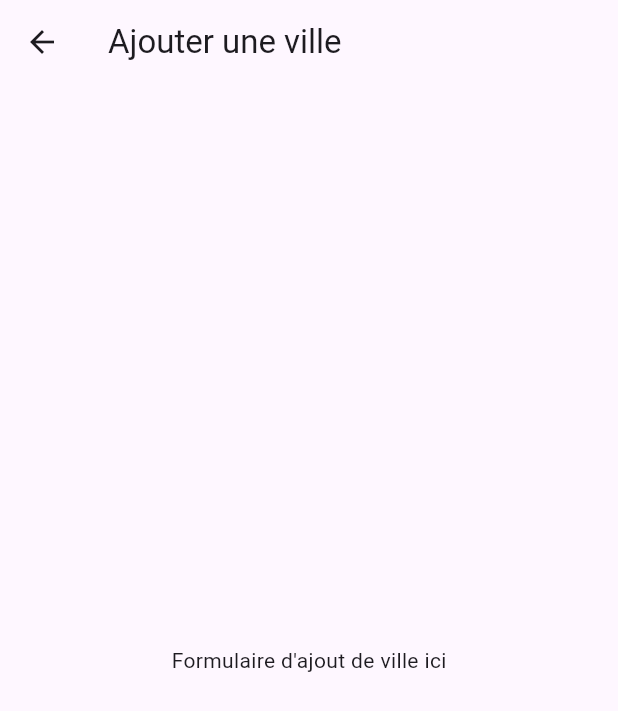
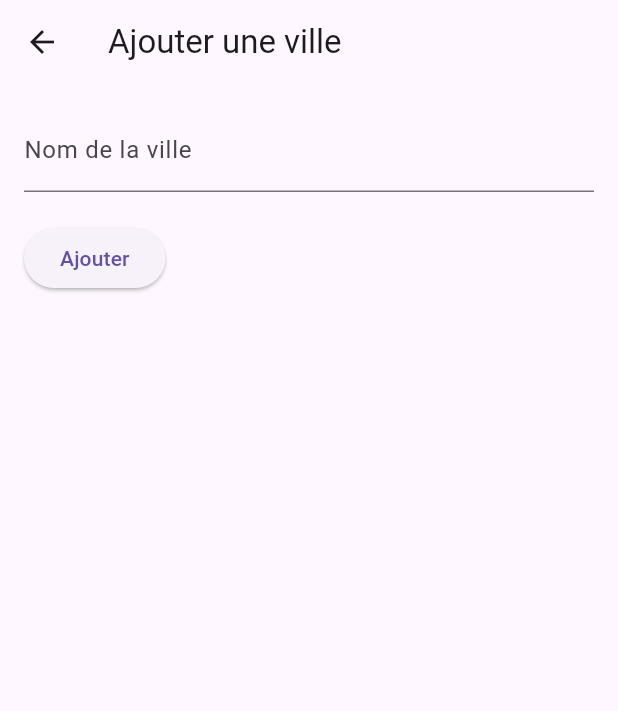
Before and after one commit to ArnaudW31/flutteriut2024, a Flutter app: the AddCityScreen screen opened directly, on a phone screen of 412 x 824 dp. Shown: the top 711 px of the screen. Run offline on Flutter 3.47's test engine with Material 3 defaults, Android fonts, the phone set to English and light mode, and no system bars; our stand-ins replace sqflite; accounts and stored records are empty.

Commit message:
Modif AddCityScreen
ajout d'un textfield et du bouton pour faire l'ajout, reste a changer la méthode

```diff
--- a/lib/root/home/AddCityScreen.dart
+++ b/lib/root/home/AddCityScreen.dart
@@ -1,14 +1,56 @@
 import 'package:flutter/material.dart';
 
-class AddCityScreen extends StatelessWidget {
+class AddCityScreen extends StatefulWidget {
+  @override
+  _AddCityScreenState createState() => _AddCityScreenState();
+}
+
+class _AddCityScreenState extends State<AddCityScreen> {
+  final TextEditingController _controller = TextEditingController();
+
+  @override
+  void dispose() {
+    _controller.dispose();
+    super.dispose();
+  }
+
   @override
   Widget build(BuildContext context) {
     return Scaffold(
       appBar: AppBar(
         title: Text('Ajouter une ville'),
       ),
-      body: Center(
-        child: Text('Formulaire d\'ajout de ville ici'),
+      body: Padding(
+        padding: const EdgeInsets.all(16.0),
+        child: Column(
+          crossAxisAlignment: CrossAxisAlignment.start,
+          children: <Widget>[
+            // Champ pour nom de la ville
+            TextField(
+              controller: _controller,
+              decoration: InputDecoration(
+                labelText: 'Nom de la ville',
+                hintText: 'Entrez le nom de la ville',
+              ),
+            ),
+            SizedBox(height: 20), // Un peu d'espace
+            // Bouton pour soumettre
+            ElevatedButton(
+              onPressed: () {
+                // Arnaud ajoute ici la méthode d'insert en bdd stp
+                final String cityName = _controller.text;
+                if (cityName.isNotEmpty) {
+                  ScaffoldMessenger.of(context).showSnackBar(
+                    SnackBar(
+                      content: Text('Ville ajoutée : $cityName'),
+                    ),
+                  );
+                }
+              },
+              child: Text('Ajouter'),
+            ),
+          ],
+        ),
       ),
     );
   }
```
